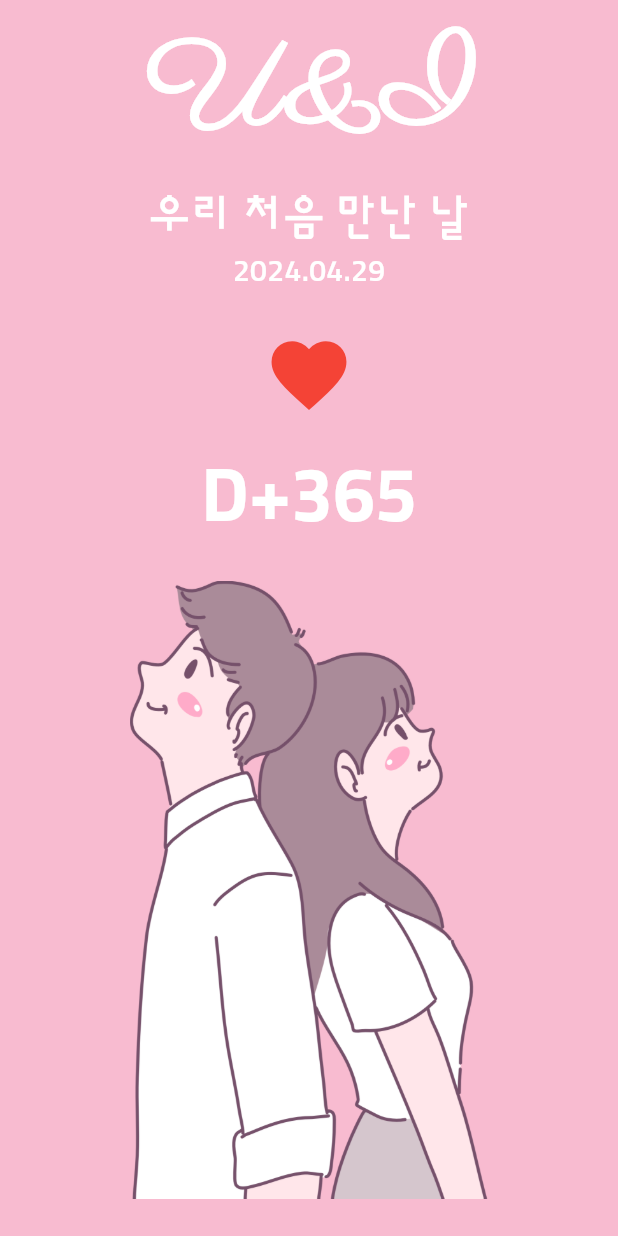
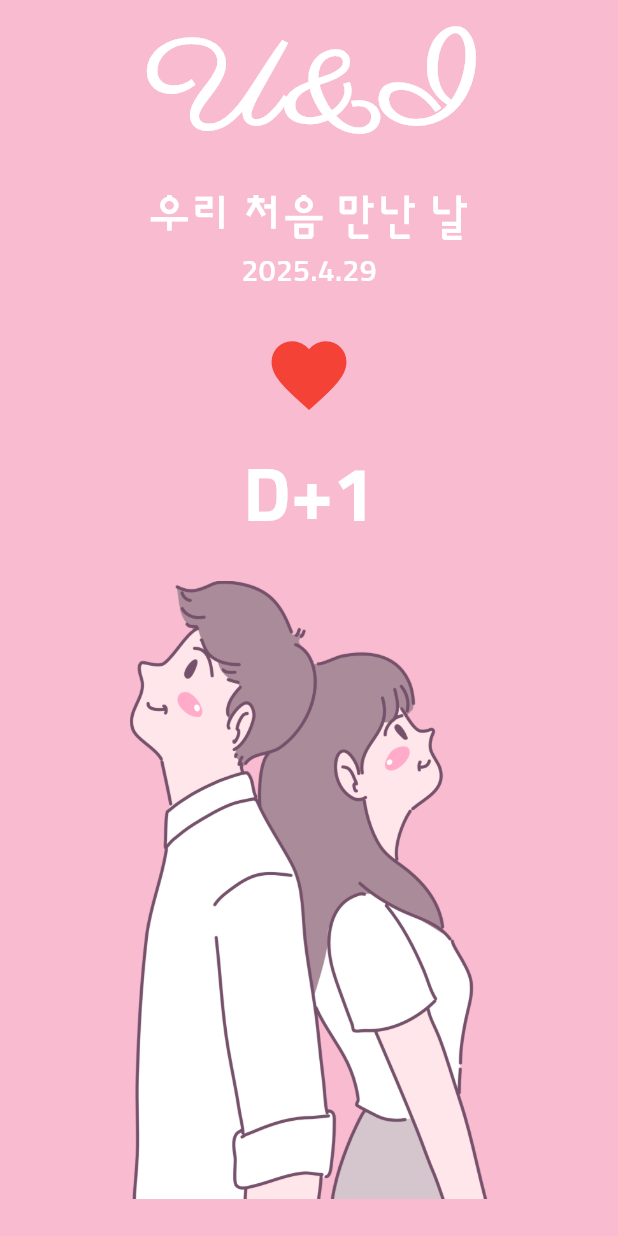
Before and after one commit to Leedoseo/Flutter_WidgetStudy, a Flutter app: the screen it shows after launch, on a phone screen of 412 x 824 dp. Run offline on Flutter 3.47's test engine with Material 3 defaults, Android fonts, the phone set to English and light mode, and no system bars; our stand-ins replace webview_flutter.

Commit message:
지정한 날짜 기준으로 D-day렌더링

```diff
--- a/d_day_app/lib/screen/home_screen.dart
+++ b/d_day_app/lib/screen/home_screen.dart
@@ -24,6 +24,7 @@ class _HomeScreenState extends State<HomeScreen> {
             _DDay(
               // 하트를 눌렀을 때 실행할 함수 전달하기
               onHeartPressed: onHeartPressed,
+              firstDay: firstDay,
             ),
             _CoupleImage(),
           ],
@@ -41,14 +42,17 @@ class _DDay extends StatelessWidget { // D-day 위젯 생성
 
   // 하트를 눌렀을 때 실행할 함수
   final GestureTapCallback onHeartPressed;
+  final DateTime firstDay; // 사귀기 시작한 날
 
   _DDay({
     required this.onHeartPressed,
+    required this.firstDay, // 날짜 변수로 받기
 });
 
   @override
   Widget build(BuildContext context) {
     final textTheme = Theme.of(context).textTheme; // 테마 불러오기
+    final now = DateTime.now(); // 현재 날짜시간
 
     return Column(
       children: [
@@ -62,8 +66,8 @@ class _DDay extends StatelessWidget { // D-day 위젯 생성
           "우리 처음 만난 날",
           style: textTheme.bodyLarge,
         ),
-        Text( // 임시로 지정한 만난 날짜
-          "2024.04.29",
+        Text( // DateTime을 년. 월. 일 형태로 변경
+          "${firstDay.year}.${firstDay.month}.${firstDay.day}",
           style: textTheme.bodyMedium,
         ),
         const SizedBox(height: 16.0),
@@ -77,7 +81,7 @@ class _DDay extends StatelessWidget { // D-day 위젯 생성
         ),
         const SizedBox(height: 16.0),
         Text( // 만난 후 D-day
-          "D+365",
+          "D+${DateTime(now.year, now.month, now.day).difference(firstDay).inDays + 1}",
           style: textTheme.displayMedium,
         )
       ],
```
